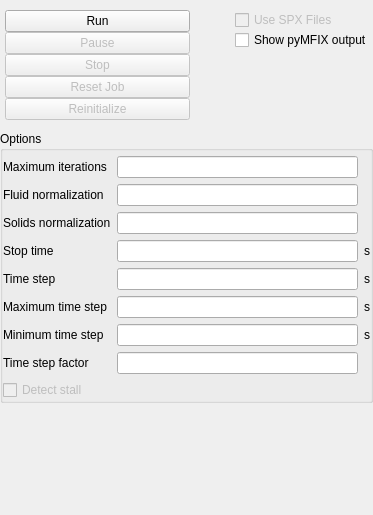
Before: the Qt Designer form mfixgui/uifiles/run.ui in truongd8593/mfix, drawn with Qt 5.
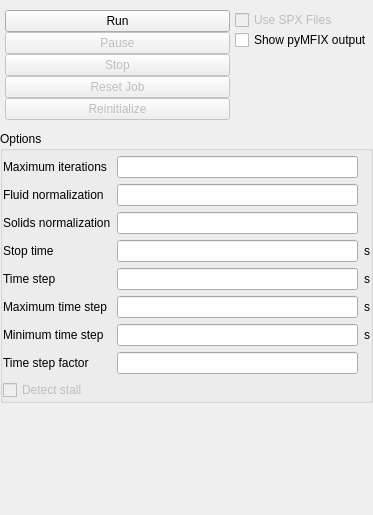
After: the same form once the commit is applied. Custom widgets are drawn as their Qt base class.

What changed in the file:
```diff
--- a/mfixgui/uifiles/run.ui
+++ b/mfixgui/uifiles/run.ui
@@ -279,6 +279,12 @@
        <height>16777215</height>
       </size>
      </property>
+     <property name="frameShape">
+      <enum>QFrame::NoFrame</enum>
+     </property>
+     <property name="frameShadow">
+      <enum>QFrame::Plain</enum>
+     </property>
      <layout class="QGridLayout" name="gridLayout_3">
       <property name="leftMargin">
        <number>5</number>
@@ -319,22 +325,6 @@
          <property name="spacing">
           <number>0</number>
          </property>
-         <item row="2" column="1">
-          <spacer name="horizontalSpacer">
-           <property name="orientation">
-            <enum>Qt::Horizontal</enum>
-           </property>
-           <property name="sizeType">
-            <enum>QSizePolicy::Preferred</enum>
-           </property>
-           <property name="sizeHint" stdset="0">
-            <size>
-             <width>40</width>
-             <height>20</height>
-            </size>
-           </property>
-          </spacer>
-         </item>
          <item row="2" column="0">
           <widget class="QFrame" name="frame_3">
            <property name="sizePolicy">
```
Left out of the diff: 6 changed lines with no effect on the pictures.
